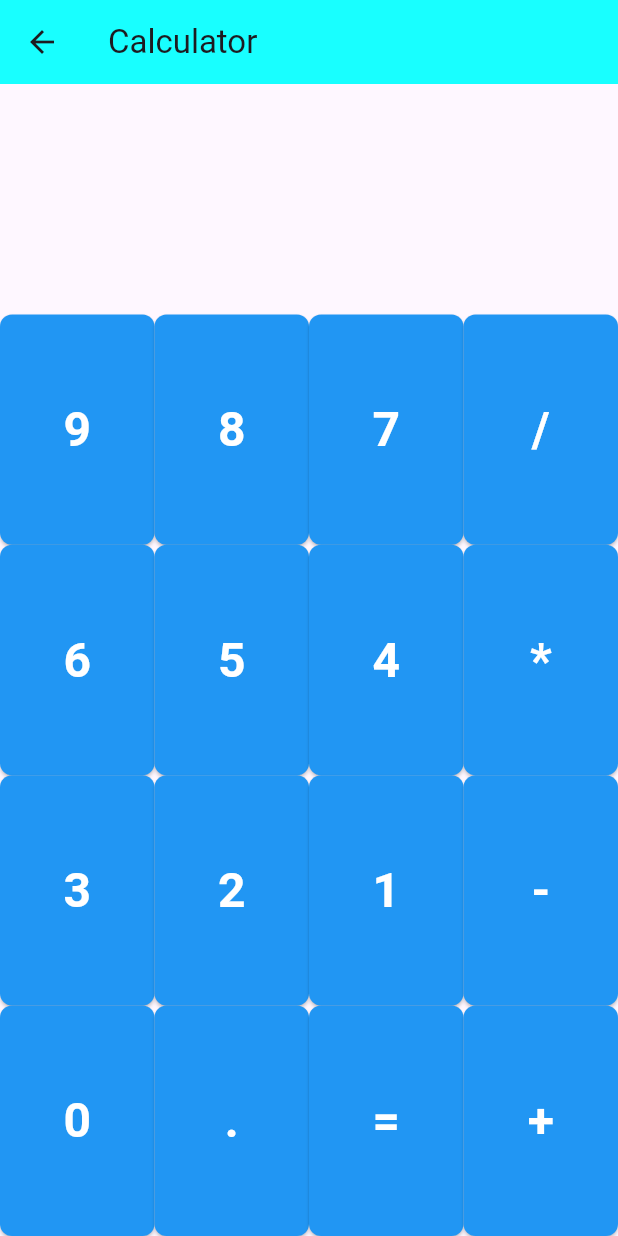
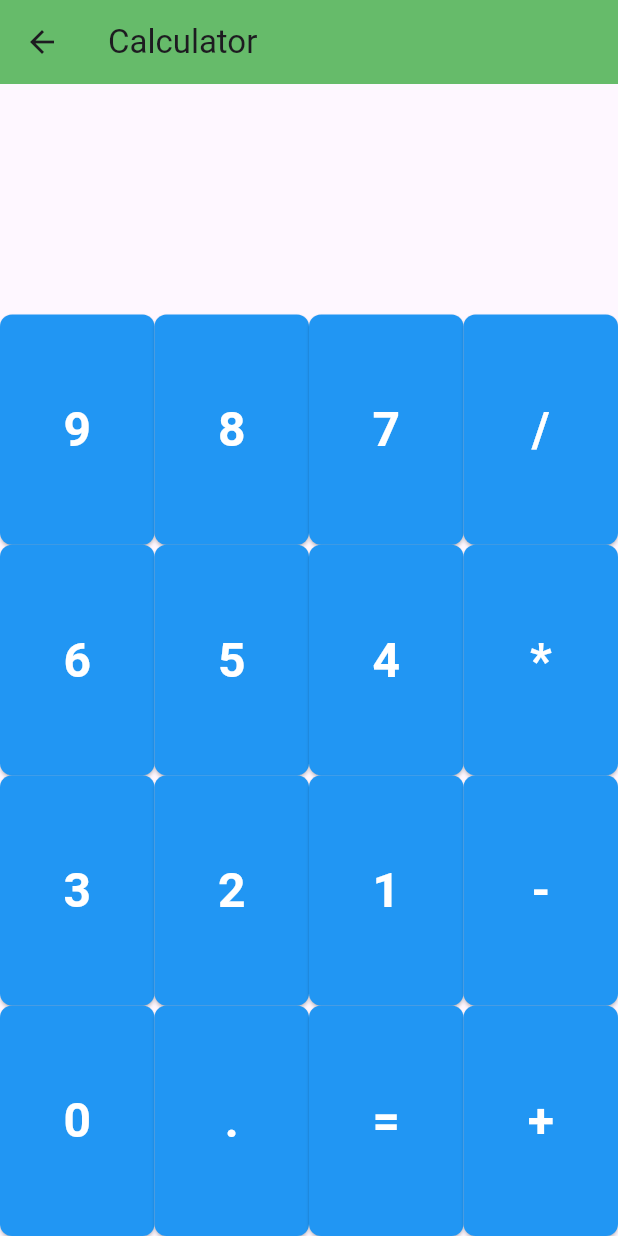
Before and after one commit to mohamedhamouda7897/basics_c10_online, a Flutter app: the CalculatorScreen screen opened directly, on a phone screen of 412 x 824 dp. Run offline on Flutter 3.47's test engine with Material 3 defaults, Android fonts, the phone set to English and light mode, and no system bars.

Commit message:
change appbar color

```diff
--- a/lib/calculator/calculatorScreen.dart
+++ b/lib/calculator/calculatorScreen.dart
@@ -15,7 +15,7 @@ class _CalculatorScreenState extends State<CalculatorScreen> {
   Widget build(BuildContext context) {
     return Scaffold(
       appBar: AppBar(
-        backgroundColor: Colors.cyanAccent,
+        backgroundColor: Colors.green.shade400,
         title: const Text("Calculator"),
       ),
       body: Column(
```
